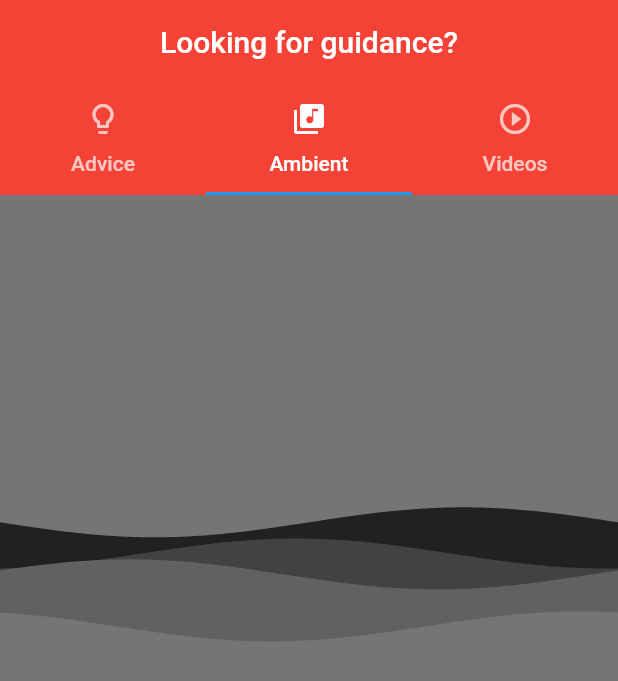
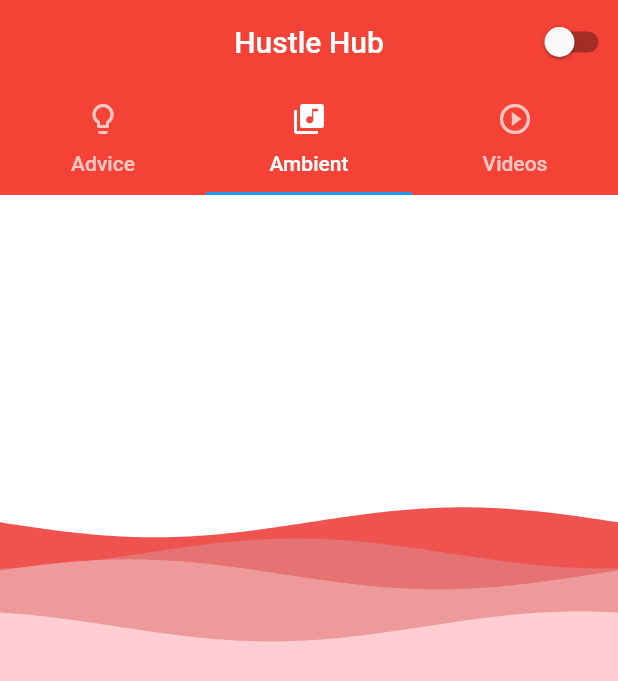
Before and after one commit to Hegazy360/Hustle-Hub, a Flutter app: the screen it shows after launch, tab 2 chosen, on a phone screen of 412 x 824 dp. Shown: the top 681 px of the screen. Run offline on Flutter 3.47's test engine with Material 2 defaults, Android fonts, the phone set to English and light mode, and no system bars; drawn by our look-alikes of wave; our stand-ins replace audioplayers, cloud_firestore, firebase_storage, flushbar, flutter_local_notifications, shared_preferences and 1 more; missing offline and left inert: clipboard_manager, firebase_admob; accounts and stored records are empty; network calls fail.

Commit message:
Design changes + dark mode initial setup

```diff
--- a/lib/AmbientPlayer.dart
+++ b/lib/AmbientPlayer.dart
@@ -25,20 +25,19 @@ class _AmbientPlayerState extends State<AmbientPlayer> {
             config: CustomConfig(
               blur: MaskFilter.blur(BlurStyle.solid, 5),
               colors: [
-                // widget.color[400],
-                // widget.color[300],
-                // widget.color[200],
-                // widget.color[100]
-                Colors.grey[900],
-                Colors.grey[800],
-                Colors.grey[700],
-                Colors.grey[600]
+                widget.color[400],
+                widget.color[300],
+                widget.color[200],
+                widget.color[100]
+                // Colors.grey[900],
+                // Colors.grey[800],
+                // Colors.grey[700],
+                // Colors.grey[600]
               ],
               durations: [35000, 19440, 10800, 6000],
               heightPercentages: [0.30, 0.33, 0.35, 0.40],
-
             ),
-            backgroundColor: Colors.grey[600],
+            backgroundColor: Colors.white,
             size: Size(double.infinity, double.infinity),
             waveAmplitude: 0,
           ),
--- a/lib/main.dart
+++ b/lib/main.dart
@@ -29,10 +29,11 @@ class _MyAppState extends State<MyApp> {
     Colors.lightBlue,
     Colors.indigo,
     Colors.pink,
-    Colors.teal,
+    Colors.teal, //TEAL IS FUCKING DOPE! Main color dope
   ];
   Random random = new Random();
   int index = 0;
+  bool darkMode = false;
 
   @override
   void initState() {
@@ -64,7 +65,7 @@ class _MyAppState extends State<MyApp> {
   @override
   Widget build(BuildContext context) {
     return MaterialApp(
-      title: 'Daily Motivation',
+      title: 'Hustle Hub',
       home: Center(
         child: Container(
           child: DefaultTabController(
@@ -72,6 +73,18 @@ class _MyAppState extends State<MyApp> {
               child: Scaffold(
                 appBar: AppBar(
                   backgroundColor: colors[index],
+                  actions: <Widget>[
+                    Switch(
+                      value: darkMode,
+                      onChanged: (value) {
+                        setState(() {
+                          darkMode = value;
+                        });
+                      },
+                      activeTrackColor: Colors.grey[900],
+                      activeColor: Colors.grey[800],
+                    ),
+                  ],
                   bottom: TabBar(
                     tabs: [
                       Tab(
@@ -90,7 +103,7 @@ class _MyAppState extends State<MyApp> {
                   ),
                   centerTitle: true,
                   elevation: 0,
-                  title: Text('Looking for guidance?'),
+                  title: Text('Hustle Hub'),
                 ),
                 body: TabBarView(
                   children: [
@@ -142,7 +155,7 @@ class _MyAppState extends State<MyApp> {
       var bigTextStyleInformation =
           BigTextStyleInformation(advice, htmlFormatBigText: true);
       var androidPlatformChannelSpecifics = AndroidNotificationDetails(
-          'Daily Motivation', 'Daily Advice', 'Sends you a daily advice.',
+          'Hustle Hub', 'Daily Advice', 'Sends you a daily advice.',
           style: AndroidNotificationStyle.BigText,
           styleInformation: bigTextStyleInformation,
           importance: Importance.Max,
```
Also changed, not shown: lib/AmbientMusicCard.dart (+8 -4 lines), 1 other file.
